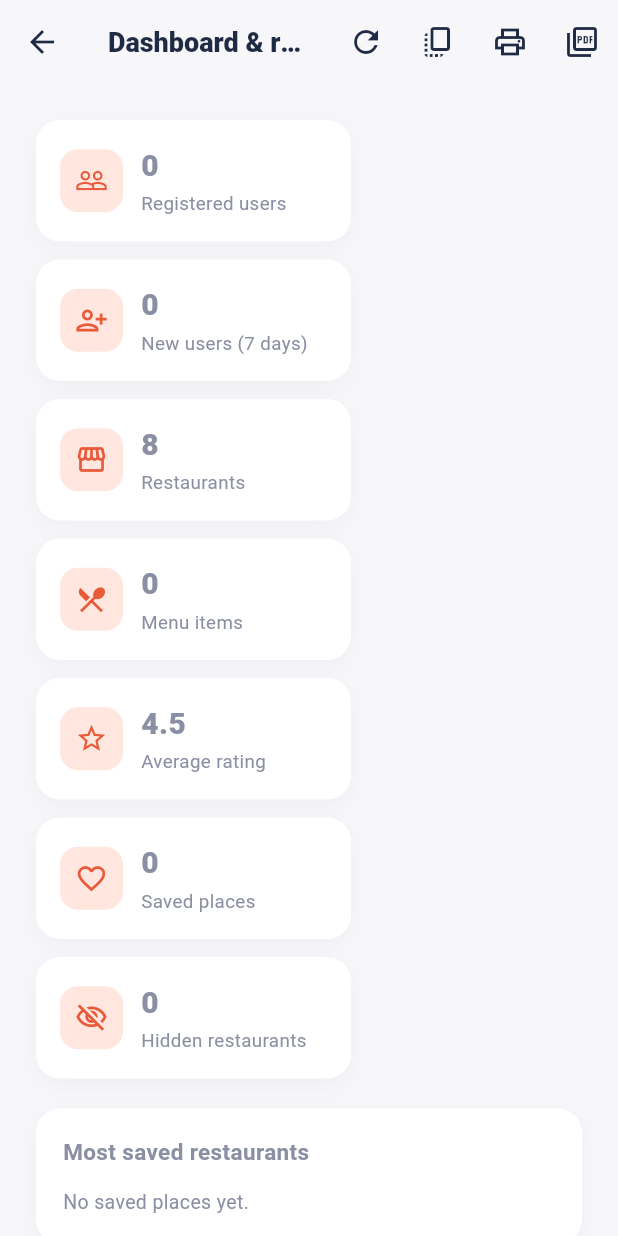
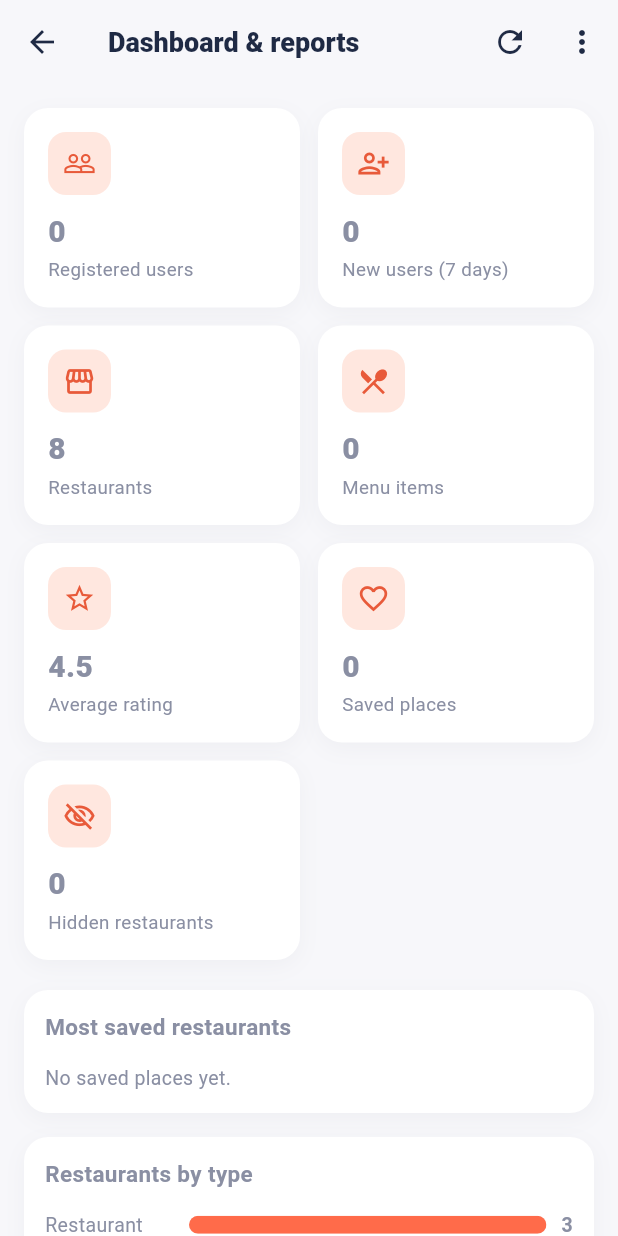
Before and after one commit to nickcomia/sarap_app, a Flutter app: the AdminDashboardScreen screen opened directly, on a phone screen of 412 x 824 dp. Run offline on Flutter 3.47's test engine with Material 3 defaults, Android fonts, the phone set to English and light mode, and no system bars; our stand-ins replace cached_network_image, cloud_firestore, firebase_ai, firebase_auth, firebase_core, firebase_messaging and 9 more; missing offline and left inert: dart:js_interop, firebase_app_check; accounts and stored records are empty.

```diff
--- a/lib/screens/admin/admin_dashboard_screen.dart
+++ b/lib/screens/admin/admin_dashboard_screen.dart
@@ -9,7 +9,8 @@ import '../../services/firebase_service.dart';
 import '../../services/pdf_actions.dart';
 
 /// Engagement dashboard: headline numbers, simple bar charts, and a
-/// copyable text report.
+/// copyable text report. Adapts to phones: two stat cards per row, tighter
+/// padding, and the report actions collapse into a single menu.
 class AdminDashboardScreen extends StatefulWidget {
   const AdminDashboardScreen({super.key});
 
@@ -305,6 +306,11 @@ class _AdminDashboardScreenState extends State<AdminDashboardScreen> {
     ScaffoldMessenger.of(context).showSnackBar(SnackBar(content: Text(msg)));
   }
 
+  Future<void> _copyReport(Map<String, dynamic> s) async {
+    await Clipboard.setData(ClipboardData(text: _reportText(s)));
+    _snack('Report copied to clipboard');
+  }
+
   /// Opens the PDF so it can be printed / saved.
   Future<void> _printReport(Map<String, dynamic> s) async {
     try {
@@ -328,6 +334,9 @@ class _AdminDashboardScreenState extends State<AdminDashboardScreen> {
   @override
   Widget build(BuildContext context) {
     final s = _stats;
+    final phone = MediaQuery.of(context).size.width < 600;
+    final pad = phone ? 16.0 : 24.0;
+
     return Scaffold(
       appBar: AppBar(
         title: const Text('Dashboard & reports'),
@@ -337,30 +346,38 @@ class _AdminDashboardScreenState extends State<AdminDashboardScreen> {
             onPressed: _load,
             icon: const Icon(Icons.refresh),
           ),
-          if (s != null)
+          if (s != null && !phone) ...[
             IconButton(
               tooltip: 'Copy report',
-              onPressed: () async {
-                await Clipboard.setData(ClipboardData(text: _reportText(s)));
-                if (context.mounted) {
-                  ScaffoldMessenger.of(context).showSnackBar(
-                    const SnackBar(content: Text('Report copied to clipboard')),
-                  );
-                }
-              },
+              onPressed: () => _copyReport(s),
               icon: const Icon(Icons.copy_all_outlined),
             ),
-          if (s != null)
             IconButton(
               tooltip: 'Print / Save as PDF',
               onPressed: () => _printReport(s),
               icon: const Icon(Icons.print_outlined),
             ),
-          if (s != null)
             IconButton(
               tooltip: 'Download PDF',
               onPressed: () => _downloadPdf(s),
               icon: const Icon(Icons.picture_as_pdf_outlined),
+            ),
+          ],
+          // On phones the three report actions share one menu.
+          if (s != null && phone)
+            PopupMenuButton<String>(
+              tooltip: 'Report options',
+              icon: const Icon(Icons.more_vert),
+              onSelected: (v) {
+                if (v == 'copy') _copyReport(s);
+                if (v == 'print') _printReport(s);
+                if (v == 'pdf') _downloadPdf(s);
+              },
+              itemBuilder: (_) => const [
+                PopupMenuItem(value: 'copy', child: Text('Copy report')),
+                PopupMenuItem(value: 'print', child: Text('Print / Save as PDF')),
+                PopupMenuItem(value: 'pdf', child: Text('Download PDF')),
+              ],
             ),
         ],
       ),
@@ -379,42 +396,39 @@ class _AdminDashboardScreenState extends State<AdminDashboardScreen> {
                   child: ConstrainedBox(
                     constraints: const BoxConstraints(maxWidth: 900),
                     child: ListView(
-                      padding: const EdgeInsets.all(24),
+                      padding: EdgeInsets.all(pad),
                       children: [
-                        Wrap(
-                          spacing: 12,
-                          runSpacing: 12,
+                        LayoutBuilder(builder: (context, c) {
+                          // 2 cards per row on phones, 3 on wider screens.
+                          final cols = c.maxWidth >= 640 ? 3 : 2;
+                          const gap = 12.0;
+                          final w = (c.maxWidth - gap * (cols - 1)) / cols;
+                          Widget card(IconData i, String label, String value) =>
+                              SizedBox(
+                                width: w,
+                                child: _StatCard(icon: i, label: label, value: value),
+                              );
+                          return Wrap(
+                            spacing: gap,
+                            runSpacing: gap,
                             children: [
-                            _StatCard(
-                                icon: Icons.people_outline,
-                                label: 'Registered users',
-                                value: '${s['users']}'),
-                            _StatCard(
-                                icon: Icons.person_add_alt_1_outlined,
-                                label: 'New users (7 days)',
-                                value: '${s['newUsers']}'),
-                            _StatCard(
-                                icon: Icons.storefront_outlined,
-                                label: 'Restaurants',
-                                value: '${s['restaurants']}'),
-                            _StatCard(
-                                icon: Icons.restaurant_menu,
-                                label: 'Menu items',
-                                value: '${s['menuItems']}'),
-                            _StatCard(
-                                icon: Icons.star_outline,
-                                label: 'Average rating',
-                                value: (s['avgRating'] as double).toStringAsFixed(1)),
-                            _StatCard(
-                                icon: Icons.favorite_border,
-                                label: 'Saved places',
-                                value: '${s['totalSaves']}'),
-                            _StatCard(
-                                icon: Icons.visibility_off_outlined,
-                                label: 'Hidden restaurants',
-                                value: '${s['hiddenRestaurants']}'),
+                              card(Icons.people_outline, 'Registered users',
+                                  '${s['users']}'),
+                              card(Icons.person_add_alt_1_outlined,
+                                  'New users (7 days)', '${s['newUsers']}'),
+                              card(Icons.storefront_outlined, 'Restaurants',
+                                  '${s['restaurants']}'),
+                              card(Icons.restaurant_menu, 'Menu items',
+                                  '${s['menuItems']}'),
+                              card(Icons.star_outline, 'Average rating',
+                                  (s['avgRating'] as double).toStringAsFixed(1)),
+                              card(Icons.favorite_border, 'Saved places',
+                                  '${s['totalSaves']}'),
+                              card(Icons.visibility_off_outlined,
+                                  'Hidden restaurants', '${s['hiddenRestaurants']}'),
                             ],
-                        ),
+                          );
+                        }),
                         const SizedBox(height: 20),
                         _BarSection(
                           title: 'Most saved restaurants',
@@ -438,6 +452,8 @@ class _AdminDashboardScreenState extends State<AdminDashboardScreen> {
   }
 }
 
+/// Stat card. Lays out icon and text side by side when there is room, and
+/// stacks them vertically on narrow (phone) cards so nothing overflows.
 class _StatCard extends StatelessWidget {
   final IconData icon;
   final String label;
@@ -446,17 +462,7 @@ class _StatCard extends StatelessWidget {
 
   @override
   Widget build(BuildContext context) {
-    return Container(
-      width: 210,
-      padding: const EdgeInsets.all(16),
-      decoration: BoxDecoration(
-        color: AppColors.card,
-        borderRadius: BorderRadius.circular(16),
-        boxShadow: AppShadows.soft,
-      ),
-      child: Row(
-        children: [
-          Container(
+    final iconBox = Container(
       width: 42,
       height: 42,
       decoration: BoxDecoration(
@@ -464,11 +470,10 @@ class _StatCard extends StatelessWidget {
         borderRadius: BorderRadius.circular(12),
       ),
       child: Icon(icon, color: AppColors.primaryDark),
-          ),
-          const SizedBox(width: 12),
-          Expanded(
-            child: Column(
+    );
+    final texts = Column(
       crossAxisAlignment: CrossAxisAlignment.start,
+      mainAxisSize: MainAxisSize.min,
       children: [
         Text(value,
             style: const TextStyle(fontWeight: FontWeight.w800, fontSize: 20)),
@@ -476,10 +481,31 @@ class _StatCard extends StatelessWidget {
         Text(label,
             style: const TextStyle(color: AppColors.muted, fontSize: 12.5)),
       ],
+    );
+
+    return Container(
+      padding: const EdgeInsets.all(16),
+      decoration: BoxDecoration(
+        color: AppColors.card,
+        borderRadius: BorderRadius.circular(16),
+        boxShadow: AppShadows.soft,
       ),
-          ),
+      child: LayoutBuilder(builder: (context, c) {
+        final stacked = c.maxWidth < 190;
+        if (stacked) {
+          return Column(
+            crossAxisAlignment: CrossAxisAlignment.start,
+            children: [iconBox, const SizedBox(height: 10), texts],
+          );
+        }
+        return Row(
+          children: [
+            iconBox,
+            const SizedBox(width: 12),
+            Expanded(child: texts),
           ],
-      ),
+        );
+      }),
     );
   }
 }
@@ -492,9 +518,10 @@ class _BarSection extends StatelessWidget {
 
   @override
   Widget build(BuildContext context) {
+    final phone = MediaQuery.of(context).size.width < 600;
     final maxValue = rows.isEmpty ? 1 : rows.map((e) => e.value).reduce((a, b) => a > b ? a : b);
     return Container(
-      padding: const EdgeInsets.all(18),
+      padding: EdgeInsets.all(phone ? 14 : 18),
       decoration: BoxDecoration(
         color: AppColors.card,
         borderRadius: BorderRadius.circular(16),
@@ -514,7 +541,7 @@ class _BarSection extends StatelessWidget {
                 child: Row(
                   children: [
                     SizedBox(
-                      width: 160,
+                      width: phone ? 96 : 160,
                       child: Text(r.key,
                           overflow: TextOverflow.ellipsis,
                           style: const TextStyle(fontSize: 13)),
--- a/pubspec.yaml
+++ b/pubspec.yaml
@@ -21,7 +21,6 @@ dependencies:
   firebase_ai: ^2.0.0
   firebase_app_check: ^0.3.1
   google_sign_in: ^6.2.1
-  flutter_facebook_auth: ^7.1.2
   image_picker: ^1.1.2
   firebase_messaging: ^15.1.3
   flutter_local_notifications: ^18.0.1
```
Also changed, not shown: lib/screens/admin/admin_home_screen.dart (+7 -3 lines), lib/screens/auth_screen.dart (+3 -60 lines), pubspec.lock, 11 other files. Lines whose indentation alone changed are shown as unchanged.
